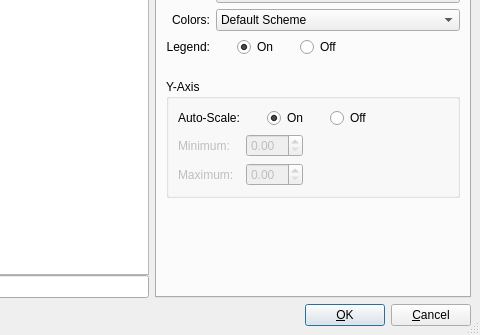
The window that src/chart/chartdialog.ui (performancecopilot/pcp) describes before a commit, drawn with Qt 5; both pictures show x 132 to 612 and y 92 to 427 of the 612 by 427 pixel window.
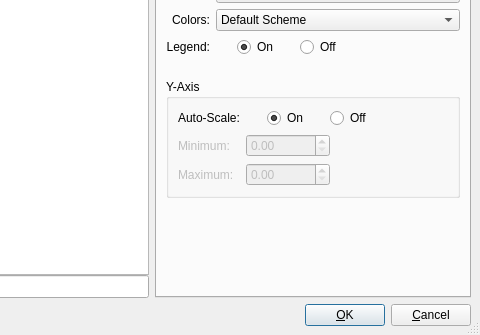
The same window after the commit. Icons and pictures are not drawn. Custom widgets are drawn as their Qt base class.

Commit message: Set y-axis scale maxima to largest possible value.

The edit to the form file:
```diff
--- a/src/chart/chartdialog.ui
+++ b/src/chart/chartdialog.ui
@@ -339,6 +339,9 @@
                   <property name="enabled" >
                    <bool>false</bool>
                   </property>
+                  <property name="maximum" >
+                   <double>999999999.999999999999999</double>
+                  </property>
                  </widget>
                 </item>
                 <item>
@@ -470,6 +473,9 @@
                   <property name="enabled" >
                    <bool>false</bool>
                   </property>
+                  <property name="maximum" >
+                   <double>999999999.999999999999999</double>
+                  </property>
                  </widget>
                 </item>
                 <item>
```
